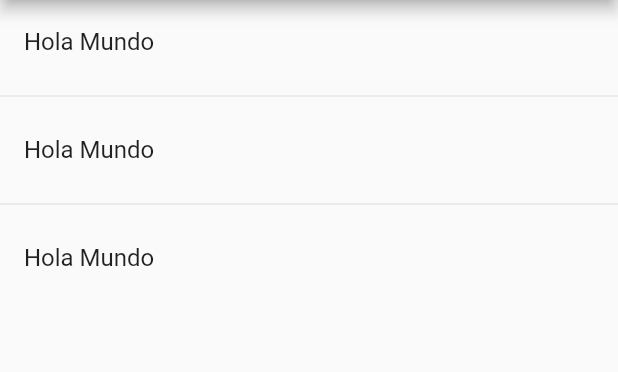
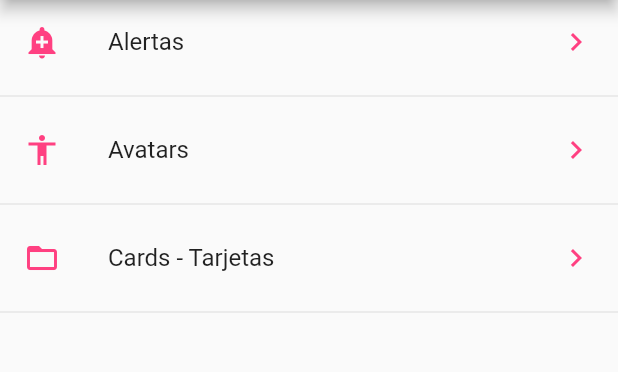
Before and after one commit to HildaPech/F-ComponontesFlutter, a Flutter app: the screen it shows after launch, on a phone screen of 412 x 824 dp, the part 84-456 px from its top. Run offline on Flutter 3.47's test engine with Material 2 defaults, Android fonts, the phone set to English and light mode, and no system bars.

Commit message:
video12_Utilidades - Obtener ícono por strings

```diff
--- a/lib/src/pages/home_page.dart
+++ b/lib/src/pages/home_page.dart
@@ -1,5 +1,6 @@
+import 'package:componentes/src/providers/menu_provider.dart';
+import 'package:componentes/src/utils/icono_string_util.dart';
 import 'package:flutter/material.dart';
-import 'package:componentes/src/providers/menu_provider.dart';
 
 class HomePage extends StatelessWidget {
   @override
@@ -11,23 +12,35 @@ class HomePage extends StatelessWidget {
       body: _lista(),
     );
   }
-
   Widget _lista() {
-
-    print( menuProvider.opciones );
-
-    return ListView(
-      children: _listaItems(),
+    //menuProvider.cargarData();
+    return FutureBuilder(
+      future: menuProvider.cargarData(),
+      initialData: [],
+      builder: (context, AsyncSnapshot<List<dynamic>> snapshot) {
+        return ListView(
+          children: _listaItems(snapshot.data!),
+        );
+      },
     );
   }
+  List<Widget> _listaItems(List<dynamic> data) {
+    final List<Widget> opciones = [];
+    data.forEach((opt) {
+      final widgetTemp = ListTile(
+        title: Text(opt['texto']),
 
-   List<Widget> _listaItems() {
-    return[
-      ListTile(title: Text('Hola Mundo')),
-      Divider(),
-      ListTile(title: Text('Hola Mundo')),
-      Divider(),
-      ListTile(title: Text('Hola Mundo')),
-    ];
+        leading: getIcon(opt['icon']),
+        trailing: Icon(
+          Icons.keyboard_arrow_right,
+          color: Colors.pinkAccent,
+        ),
+        onTap: () {},
+      );
+      opciones
+        ..add(widgetTemp)
+        ..add(Divider());
+    });
+    return opciones;
   }
 }
--- a/lib/src/providers/menu_provider.dart
+++ b/lib/src/providers/menu_provider.dart
@@ -14,7 +14,6 @@ class _MenuProvider{
 
     final resp = await rootBundle.loadString('data/menu_opts.json');
     Map dataMap = json.decode(resp);
-        print(dataMap['rutas']);
         opciones = dataMap['rutas'];
 
         return opciones;
--- /dev/null
+++ b/lib/src/utils/icono_string_util.dart
@@ -0,0 +1,12 @@
+
+import 'package:flutter/material.dart';
+
+final _icons = <String, IconData>{
+  'add_alert': Icons.add_alert,
+  'accessibility': Icons.accessibility,
+  'folder_open': Icons.folder_open,
+};
+
+Icon getIcon(String nombreIcono) {
+  return Icon(_icons[nombreIcono], color: Colors.pinkAccent);
+}
```
